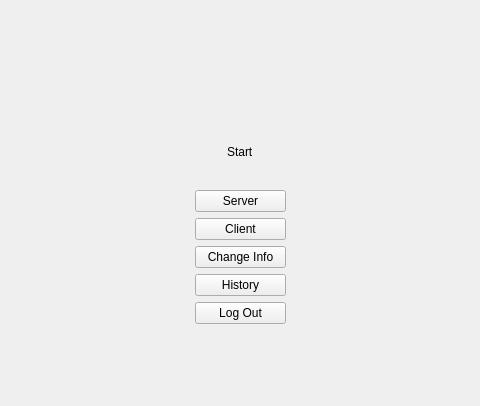
Above: QT/game_/MainMenu.ui from MahsaTK/SkullKing-MOONs-5 before the change; both pictures show x 135 to 615 and y 0 to 406 of the 800 by 600 pixel window. Below: the same form after it.
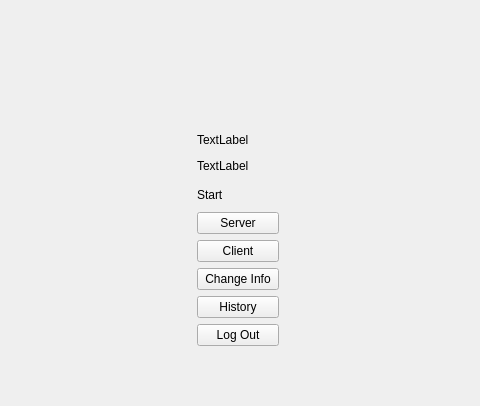
That is the form after the change.

```diff
--- a/QT/game_/MainMenu.ui
+++ b/QT/game_/MainMenu.ui
@@ -17,20 +17,52 @@
    <property name="enabled">
     <bool>true</bool>
    </property>
-   <widget class="QWidget" name="layoutWidget">
+   <widget class="QWidget" name="">
     <property name="geometry">
      <rect>
-      <x>330</x>
-      <y>120</y>
-      <width>91</width>
-      <height>204</height>
+      <x>332</x>
+      <y>132</y>
+      <width>82</width>
+      <height>214</height>
      </rect>
     </property>
     <layout class="QVBoxLayout" name="verticalLayout_2">
      <item>
       <layout class="QVBoxLayout" name="verticalLayout">
-       <item alignment="Qt::AlignHCenter|Qt::AlignVCenter">
+       <item>
+        <widget class="QLabel" name="names">
+         <property name="maximumSize">
+          <size>
+           <width>78</width>
+           <height>16</height>
+          </size>
+         </property>
+         <property name="text">
+          <string>TextLabel</string>
+         </property>
+        </widget>
+       </item>
+       <item>
+        <widget class="QLabel" name="coins">
+         <property name="maximumSize">
+          <size>
+           <width>78</width>
+           <height>16777215</height>
+          </size>
+         </property>
+         <property name="text">
+          <string>TextLabel</string>
+         </property>
+        </widget>
+       </item>
+       <item>
         <widget class="QLabel" name="start">
+         <property name="maximumSize">
+          <size>
+           <width>78</width>
+           <height>16777215</height>
+          </size>
+         </property>
          <property name="text">
           <string>Start</string>
          </property>
```
Left out of the diff: 6 changed lines with no effect on the pictures. Lines whose indentation alone changed are shown as unchanged.
